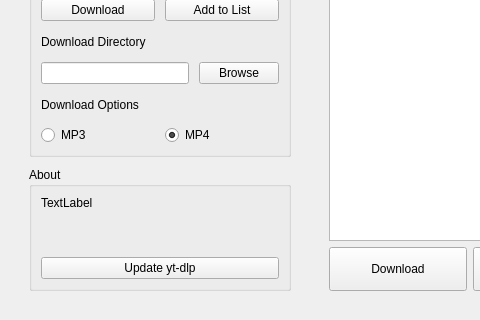
This is src/mainwindow.ui in Matthew1219MT/yt-dlp-GUI as Qt 5 draws it before an edit; both pictures show x 0 to 480 and y 160 to 480 of the 640 by 480 pixel window. The edited form follows.
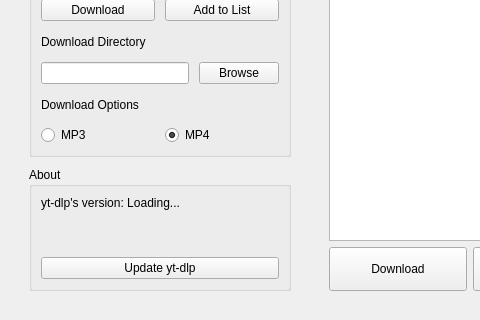
This is the edited form.

```diff
--- a/src/mainwindow.ui
+++ b/src/mainwindow.ui
@@ -109,7 +109,7 @@
          <property name="title"><string>About</string></property>
          <layout class="QVBoxLayout" name="updateGroupLayout" stretch="0,1,0">
           <item><widget class="QLabel" name="infoLabel">
-           <property name="text"><string>TextLabel</string></property>
+           <property name="text"><string>yt-dlp's version: Loading...</string></property>
            <property name="wordWrap"><bool>true</bool></property>
           </widget></item>
 
```
